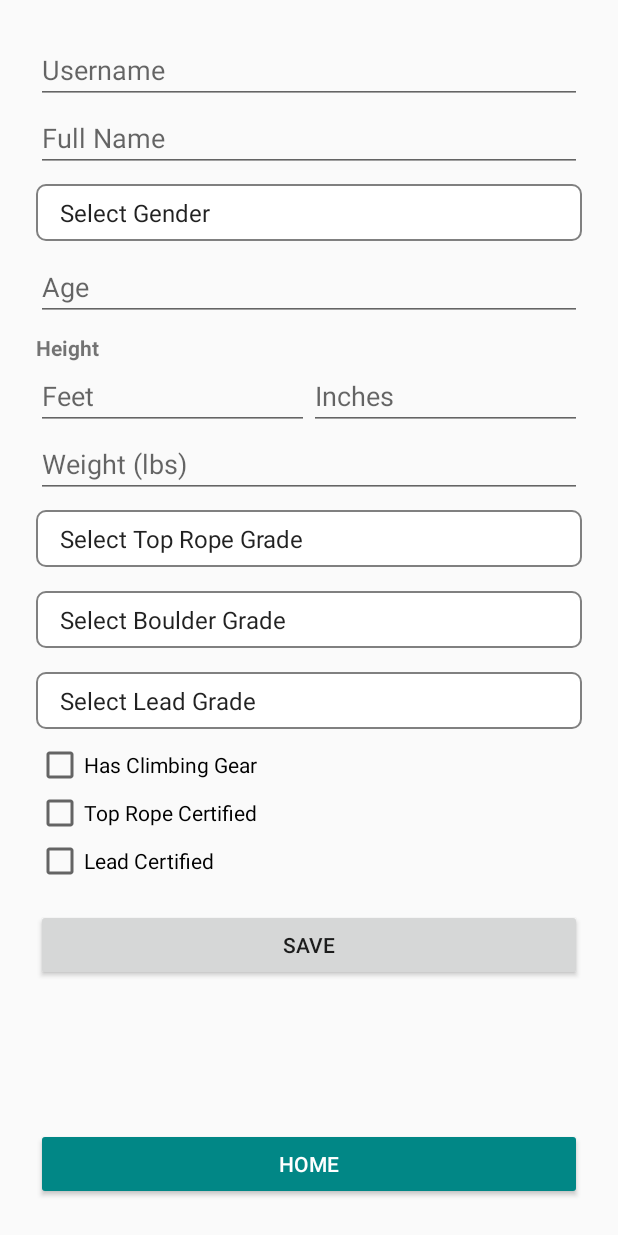
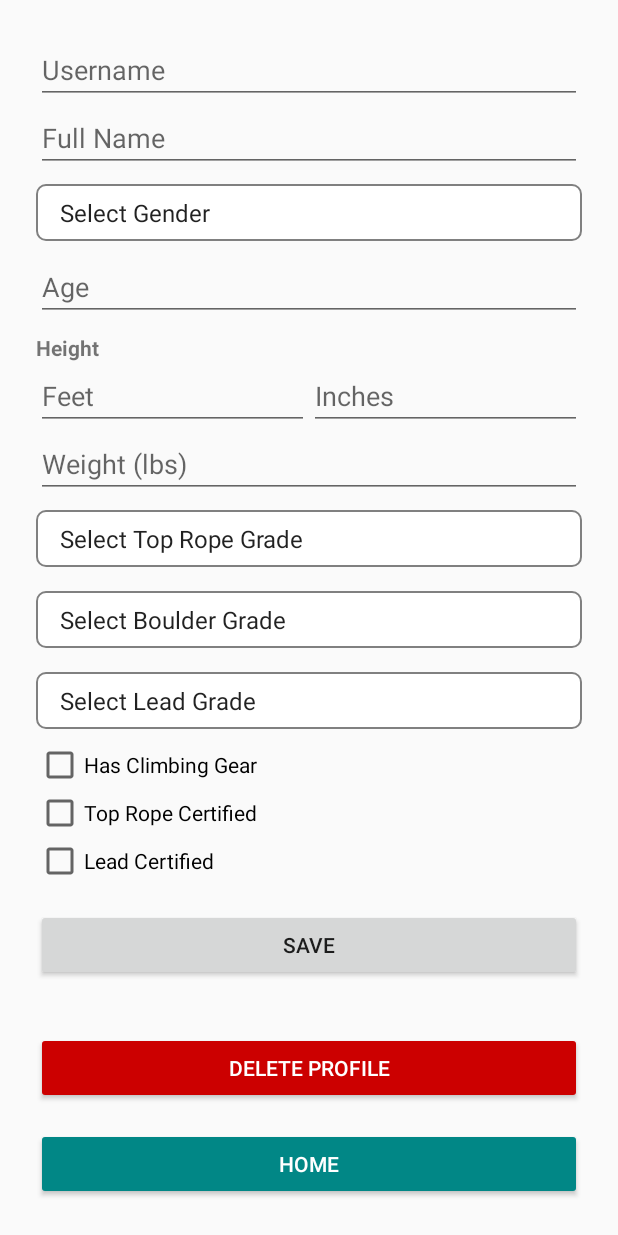
Before and after one commit to aliu1014/cse-5236-betabuddy, an Android app built with Jetpack Compose: the fragment ProfileFragment placed in its activity, on a phone screen of 412 x 824 dp. Run offline under Robolectric (Android 15) with nearby library versions, the light colour scheme and no system bars; our stand-ins replace Firebase (no records; nobody signed in at launch, a user with empty details on screens opened directly).

Commit message:
Delete button for profile

```diff
--- a/app/src/main/res/layout/fragment_profile.xml
+++ b/app/src/main/res/layout/fragment_profile.xml
@@ -151,6 +151,15 @@
         </LinearLayout>
     </ScrollView>
 
+    <Button
+        android:id="@+id/btnDeleteProfile"
+        android:layout_width="match_parent"
+        android:layout_height="wrap_content"
+        android:layout_marginTop="8dp"
+        android:text="Delete Profile"
+        android:backgroundTint="@android:color/holo_red_dark"
+        android:textColor="@android:color/white" />
+
     <!-- Home button pinned to bottom -->
     <include layout="@layout/include_home_button" />
 </LinearLayout>
```
Also changed, not shown: app/src/main/java/com/example/betabuddy/profile/ProfileFragment.kt (+39 -0 lines), app/src/main/java/com/example/betabuddy/profile/ProfileRepository.kt (+16 -12 lines).
